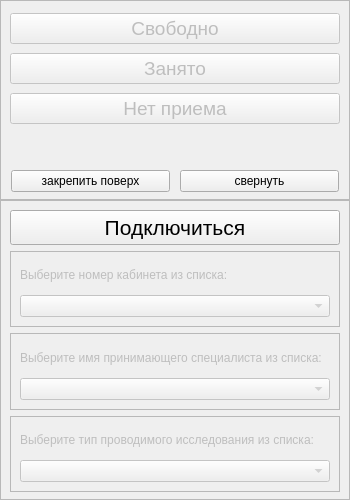
First picture: the form in window.ui, repository wonderarry/mcksockclient, before the edit.
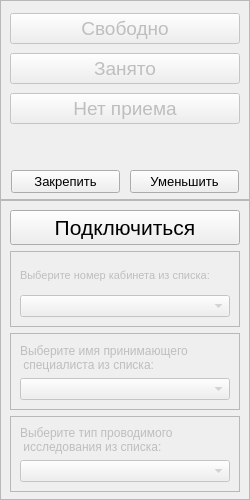
Second picture: the form after the edit.

What changed in the file:
```diff
--- a/window.ui
+++ b/window.ui
@@ -6,7 +6,7 @@
    <rect>
     <x>0</x>
     <y>0</y>
-    <width>350</width>
+    <width>250</width>
     <height>500</height>
    </rect>
   </property>
@@ -18,13 +18,13 @@
   </property>
   <property name="minimumSize">
    <size>
-    <width>350</width>
+    <width>250</width>
     <height>200</height>
    </size>
   </property>
   <property name="maximumSize">
    <size>
-    <width>350</width>
+    <width>250</width>
     <height>500</height>
    </size>
   </property>
@@ -222,15 +222,26 @@
           </property>
           <item>
            <widget class="QPushButton" name="button_pin">
+            <property name="font">
+             <font>
+              <family>Segoe UI</family>
+              <pointsize>10</pointsize>
+             </font>
+            </property>
             <property name="text">
-             <string>закрепить поверх</string>
+             <string>Закрепить</string>
             </property>
            </widget>
           </item>
           <item>
            <widget class="QPushButton" name="button_shrink">
+            <property name="font">
+             <font>
+              <pointsize>10</pointsize>
+             </font>
+            </property>
             <property name="text">
-             <string>свернуть</string>
+             <string>Уменьшить</string>
             </property>
            </widget>
           </item>
@@ -336,6 +347,11 @@
                <property name="enabled">
                 <bool>false</bool>
                </property>
+               <property name="font">
+                <font>
+                 <pointsize>8</pointsize>
+                </font>
+               </property>
                <property name="text">
                 <string>Выберите номер кабинета из списка:</string>
                </property>
@@ -346,6 +362,12 @@
                <property name="enabled">
                 <bool>false</bool>
                </property>
+               <property name="font">
+                <font>
+                 <family>MS Shell Dlg 2</family>
+                 <pointsize>9</pointsize>
+                </font>
+               </property>
                <property name="currentIndex">
                 <number>-1</number>
                </property>
@@ -369,7 +391,8 @@
                 <bool>false</bool>
                </property>
                <property name="text">
-                <string>Выберите имя принимающего специалиста из списка:</string>
+                <string>Выберите имя принимающего
+ специалиста из списка:</string>
                </property>
               </widget>
              </item>
@@ -378,6 +401,12 @@
                <property name="enabled">
                 <bool>false</bool>
                </property>
+               <property name="font">
+                <font>
+                 <family>MS Shell Dlg 2</family>
+                 <pointsize>9</pointsize>
+                </font>
+               </property>
               </widget>
              </item>
             </layout>
@@ -398,7 +427,8 @@
                 <bool>false</bool>
                </property>
                <property name="text">
-                <string>Выберите тип проводимого исследования из списка:</string>
+                <string>Выберите тип проводимого
+ исследования из списка:</string>
                </property>
               </widget>
              </item>
@@ -407,6 +437,11 @@
                <property name="enabled">
                 <bool>false</bool>
                </property>
+               <property name="font">
+                <font>
+                 <pointsize>9</pointsize>
+                </font>
+               </property>
               </widget>
              </item>
             </layout>
```
